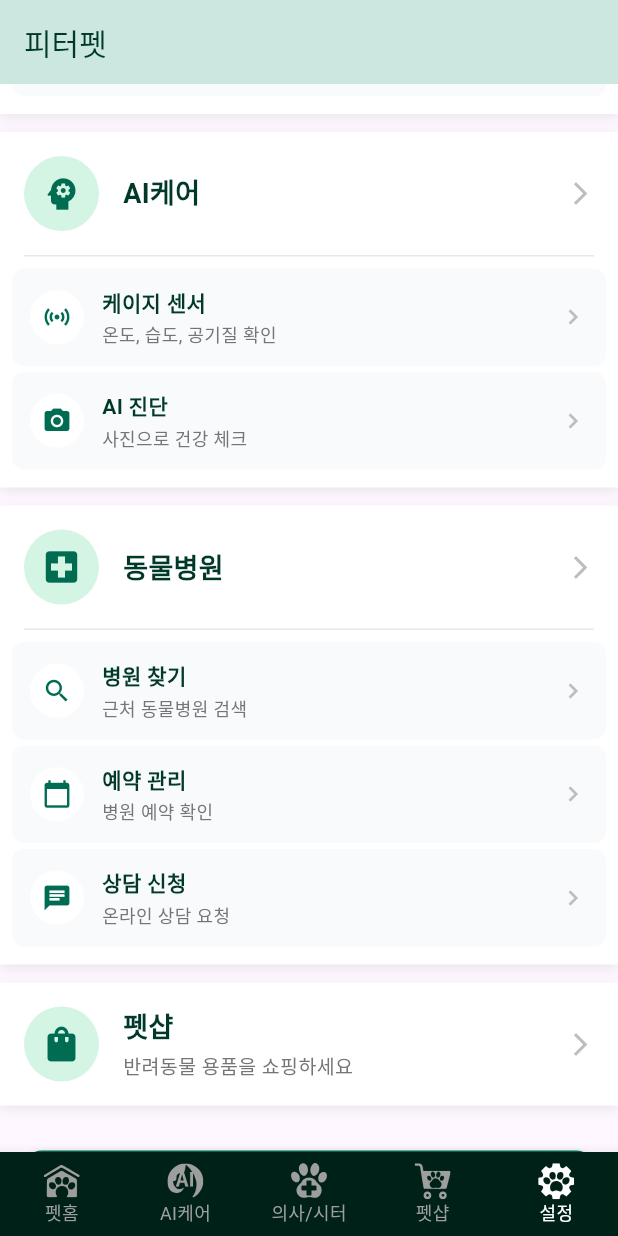
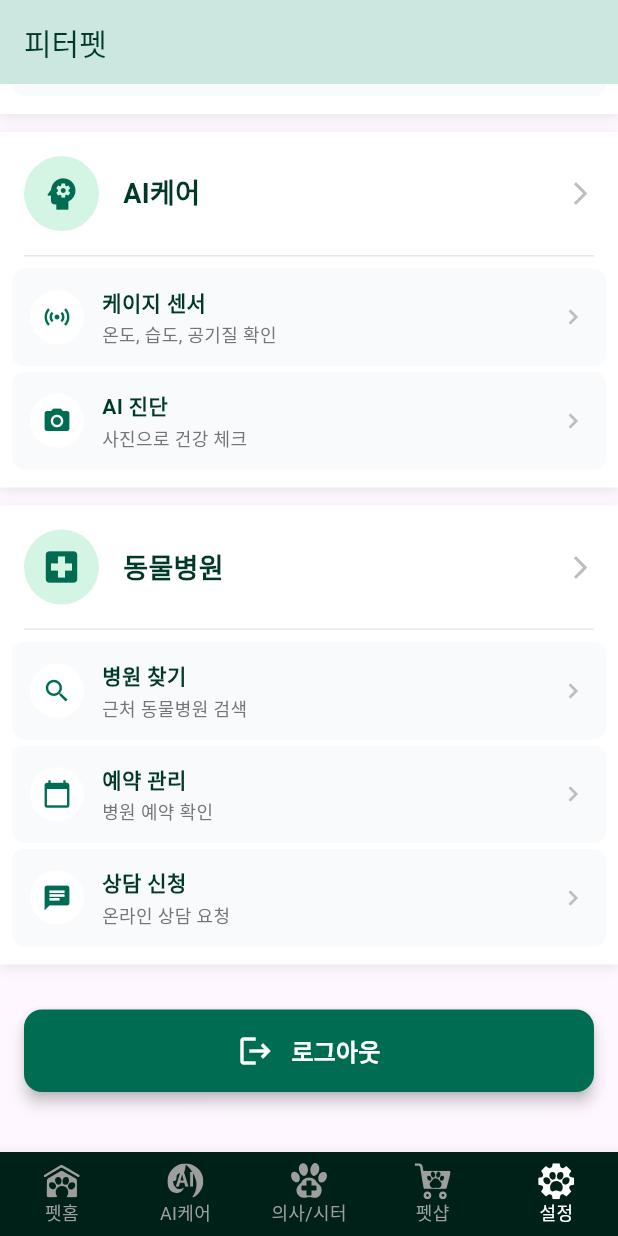
Before and after one commit to bsljm2002/pet, a Flutter app: the MainScreen screen opened by its route, item 5 of the bottom bar chosen, scrolled down 407 dp, on a phone screen of 412 x 824 dp. Run offline on Flutter 3.47's test engine with Material 3 defaults, Android fonts, the phone set to English and light mode, and no system bars; our stand-ins replace firebase_core, firebase_database, firebase_messaging, flutter_svg, image_picker, table_calendar; missing offline and left inert: kakao_map_plugin, kpostal; accounts and stored records are empty; generated files the repository leaves out were written again.

Commit message:
설정 화면에서 펫샵 기능 제거

```diff
--- a/front/main/lib/screens/settings_screen.dart
+++ b/front/main/lib/screens/settings_screen.dart
@@ -238,10 +238,6 @@ class _SettingsScreenState extends State<SettingsScreen> {
             ],
             mainTabIndex: 2,
           ),
-          SizedBox(height: 12),
-
-          // 펫샵 섹션
-          _buildPetShopCard(context),
         ],
       ),
     );
@@ -459,79 +455,6 @@ class _SettingsScreenState extends State<SettingsScreen> {
     }
   }
 
-  /// 펫샵 카드
-  Widget _buildPetShopCard(BuildContext context) {
-    return GestureDetector(
-      onTap: () => _navigateToTab(context, 3),
-      child: Container(
-        decoration: BoxDecoration(
-          color: Colors.white,
-          borderRadius: BorderRadius.circular(0),
-          boxShadow: [
-            BoxShadow(
-              color: Colors.black.withValues(alpha: 0.08),
-              blurRadius: 6,
-              offset: Offset(0, 2),
-            ),
-          ],
-        ),
-        child: Container(
-          padding: EdgeInsets.all(16),
-          child: Row(
-            children: [
-              // 아이콘
-              Container(
-                width: 50,
-                height: 50,
-                decoration: BoxDecoration(
-                  shape: BoxShape.circle,
-                  color: Color.fromARGB(255, 212, 244, 228),
-                ),
-                child: Icon(
-                  Icons.shopping_bag,
-                  color: Color.fromARGB(255, 0, 108, 82),
-                  size: 28,
-                ),
-              ),
-              SizedBox(width: 16),
-
-              // 타이틀과 설명
-              Expanded(
-                child: Column(
-                  crossAxisAlignment: CrossAxisAlignment.start,
-                  children: [
-                    Text(
-                      '펫샵',
-                      style: TextStyle(
-                        fontSize: 18,
-                        fontWeight: FontWeight.bold,
-                        color: Color.fromARGB(255, 0, 56, 41),
-                      ),
-                    ),
-                    SizedBox(height: 4),
-                    Text(
-                      '반려동물 용품을 쇼핑하세요',
-                      style: TextStyle(
-                        fontSize: 13,
-                        color: Colors.grey[600],
-                      ),
-                    ),
-                  ],
-                ),
-              ),
-
-              // 화살표 아이콘
-              Icon(
-                Icons.arrow_forward_ios,
-                color: Colors.grey[400],
-                size: 18,
-              ),
-            ],
-          ),
-        ),
-      ),
-    );
-  }
 
 
   /// 탭 이동 처리
```
